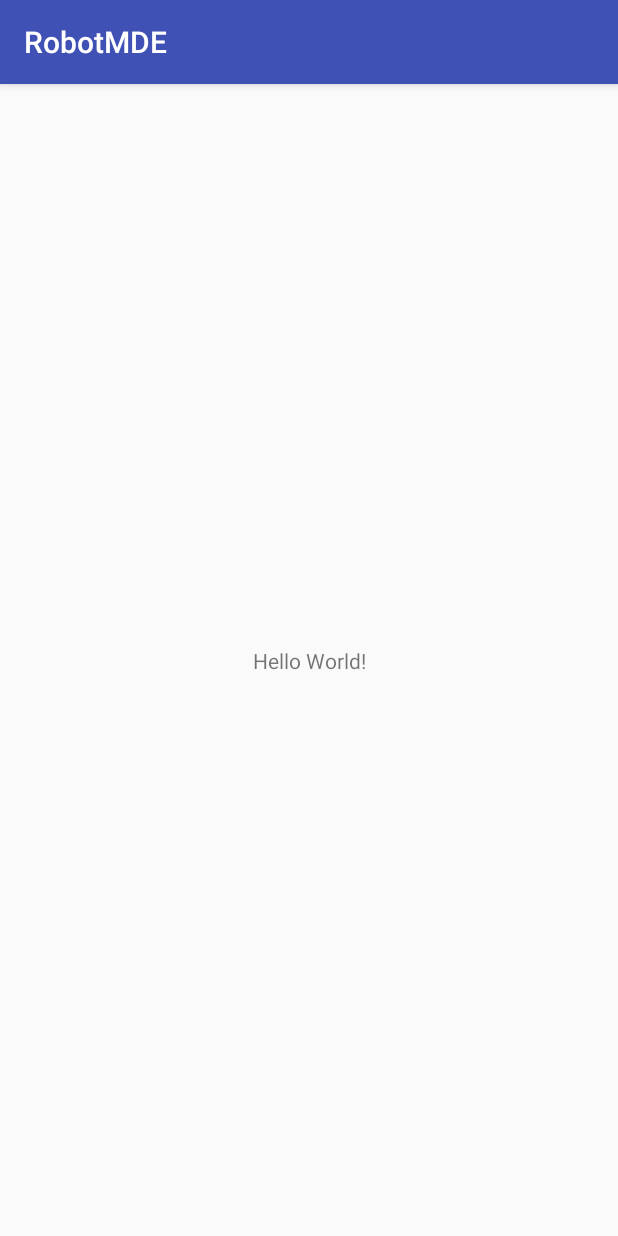
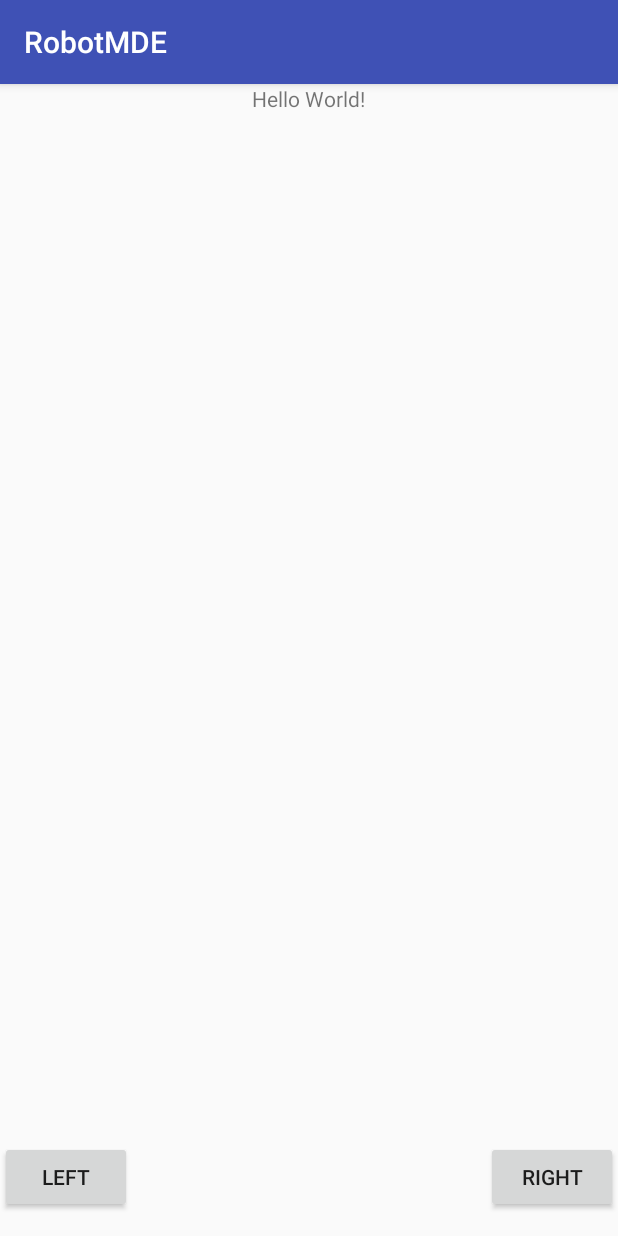
Before and after one commit to roboticamedellin/MDE-Robot-Android, an Android app: the screen it shows after launch (MainActivity), on a phone screen of 412 x 824 dp. Run offline under Robolectric (Android 15) with nearby library versions, the phone set to English and light mode, and no system bars.

Commit message:
first step

```diff
--- a/app/src/main/java/com/roboticamedellin/robotmde/MainActivity.java
+++ b/app/src/main/java/com/roboticamedellin/robotmde/MainActivity.java
@@ -2,12 +2,41 @@ package com.roboticamedellin.robotmde;
 
 import android.support.v7.app.AppCompatActivity;
 import android.os.Bundle;
+import android.view.View;
+import android.widget.Button;
+import android.widget.TextView;
 
 public class MainActivity extends AppCompatActivity {
+
+    TextView textView;
+    Button ctaLeft;
+
+    boolean flag = false;
 
     @Override
     protected void onCreate(Bundle savedInstanceState) {
         super.onCreate(savedInstanceState);
         setContentView(R.layout.activity_main);
+
+        ctaLeft = (Button) findViewById(R.id.cta_left);
+        textView = (TextView) findViewById(R.id.text_message);
+
+        ctaLeft.setOnClickListener(new View.OnClickListener() {
+            @Override
+            public void onClick(View v) {
+
+            }
+        });
     }
+
+    void setMessage() {
+        if (flag) {
+            textView.setText("Hola");
+        } else {
+            textView.setText("hallo");
+        }
+//        textView.setText(flag ? "Hola" : "Hallo");
+        flag = !flag;
+    }
+
 }
--- a/app/src/main/res/layout/activity_main.xml
+++ b/app/src/main/res/layout/activity_main.xml
@@ -1,18 +1,33 @@
 <?xml version="1.0" encoding="utf-8"?>
-<android.support.constraint.ConstraintLayout xmlns:android="http://schemas.android.com/apk/res/android"
-    xmlns:app="http://schemas.android.com/apk/res-auto"
+<RelativeLayout xmlns:android="http://schemas.android.com/apk/res/android"
     xmlns:tools="http://schemas.android.com/tools"
     android:layout_width="match_parent"
     android:layout_height="match_parent"
     tools:context="com.roboticamedellin.robotmde.MainActivity">
 
     <TextView
+        android:id="@+id/text_message"
         android:layout_width="wrap_content"
         android:layout_height="wrap_content"
-        android:text="Hello World!"
-        app:layout_constraintBottom_toBottomOf="parent"
-        app:layout_constraintLeft_toLeftOf="parent"
-        app:layout_constraintRight_toRightOf="parent"
-        app:layout_constraintTop_toTopOf="parent" />
+        android:layout_centerHorizontal="true"
+        android:text="Hello World!" />
 
-</android.support.constraint.ConstraintLayout>
+    <Button
+        android:id="@+id/cta_left"
+        android:layout_width="wrap_content"
+        android:layout_height="wrap_content"
+        android:layout_alignParentBottom="true"
+        android:text="Left"
+        android:layout_marginBottom="15dp"
+        android:layout_alignParentStart="true" />
+
+    <Button
+        android:id="@+id/cta_right"
+        android:layout_width="wrap_content"
+        android:layout_height="wrap_content"
+        android:layout_alignParentBottom="true"
+        android:text="Right"
+        android:layout_marginBottom="15dp"
+        android:layout_alignParentEnd="true" />
+
+</RelativeLayout>
```
